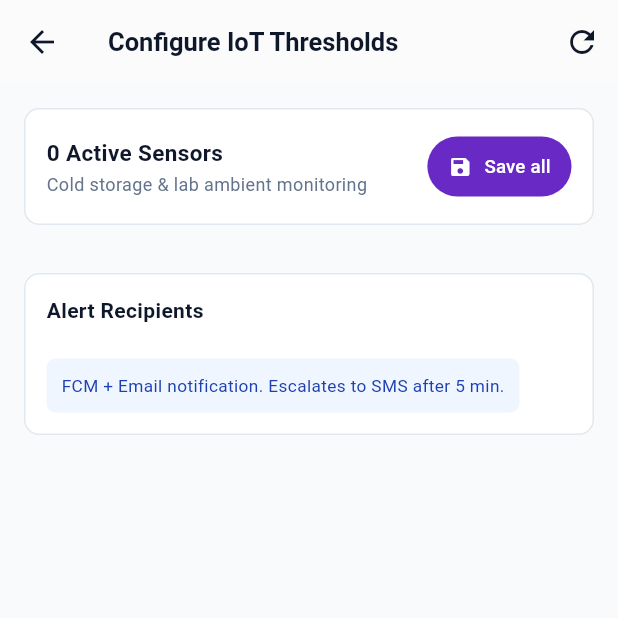
After one commit to BMS-SEP490-20/bms-mobile-app, a Flutter app: the ConfigureIotThresholdsScreen screen opened by its route, on a phone screen of 412 x 824 dp, the top half of it. The commit adds this screen. Run offline on Flutter 3.47's test engine with Material 3 defaults, Android fonts, the phone set to English and light mode, and no system bars; our stand-ins replace qr_flutter, shared_preferences; accounts and stored records are empty; network calls fail.

Commit message:
feat(iot): implement configure IoT thresholds screen, repository, and routes (UC67 / I3-060)

```diff
--- /dev/null
+++ b/lib/features/dashboard/data/iot_threshold_repository.dart
@@ -0,0 +1,108 @@
+import 'dart:convert';
+import 'package:http/http.dart' as http;
+import '../../../services/bms_auth.dart';
+import '../models/iot_threshold_model.dart';
+
+/// Repository for IoT environmental monitoring thresholds (UC67 / Configure IoT Thresholds).
+class IotThresholdRepository {
+  final String? baseUrlOverride;
+
+  IotThresholdRepository({this.baseUrlOverride});
+
+  List<String> get _bases {
+    if (baseUrlOverride != null && baseUrlOverride!.isNotEmpty) {
+      return [baseUrlOverride!];
+    }
+    return const [
+      apiBaseUrl,
+      'http://10.0.2.2:5000',
+    ];
+  }
+
+  Map<String, String> get _headers {
+    final token = BmsAuth.accessToken;
+    return {
+      'Content-Type': 'application/json',
+      'Accept': 'application/json',
+      if (token != null && token.isNotEmpty) 'Authorization': 'Bearer $token',
+    };
+  }
+
+  /// Fetches summary of all IoT thresholds and recipients.
+  Future<IotConfigSummaryModel?> fetchSummary() async {
+    for (final base in _bases) {
+      try {
+        final res = await http
+            .get(
+              Uri.parse('$base/api/iot/thresholds'),
+              headers: _headers,
+            )
+            .timeout(const Duration(seconds: 10));
+
+        if (res.statusCode == 200) {
+          final data = jsonDecode(res.body);
+          if (data['data'] != null) {
+            return IotConfigSummaryModel.fromJson(data['data']);
+          }
+        }
+      } catch (_) {
+        // Fallback
+      }
+    }
+    return null;
+  }
+
+  /// Batch updates multiple IoT thresholds.
+  Future<bool> batchUpdateThresholds(List<IotThresholdModel> thresholds) async {
+    final payload = jsonEncode({
+      'devices': thresholds
+          .map((t) => {
+                'deviceId': t.deviceId,
+                'lowAlert': t.lowAlert,
+                'highAlert': t.highAlert,
+                'intervalSeconds': t.intervalSeconds,
+              })
+          .toList(),
+    });
+
+    for (final base in _bases) {
+      try {
+        final res = await http
+            .post(
+              Uri.parse('$base/api/iot/thresholds/batch'),
+              headers: _headers,
+              body: payload,
+            )
+            .timeout(const Duration(seconds: 10));
+
+        if (res.statusCode == 200) {
+          return true;
+        }
+      } catch (_) {
+        // Fallback
+      }
+    }
+    return false;
+  }
+
+  /// Resets thresholds to regulatory defaults.
+  Future<bool> resetDefaults() async {
+    for (final base in _bases) {
+      try {
+        final res = await http
+            .post(
+              Uri.parse('$base/api/iot/thresholds/reset-defaults'),
+              headers: _headers,
+            )
+            .timeout(const Duration(seconds: 10));
+
+        if (res.statusCode == 200) {
+          return true;
+        }
+      } catch (_) {
+        // Fallback
+      }
+    }
+    return false;
+  }
+}
--- /dev/null
+++ b/lib/features/dashboard/models/iot_threshold_model.dart
@@ -0,0 +1,118 @@
+/// IoT Device Telemetry Alert Threshold model (UC67 / Configure IoT Thresholds).
+class IotThresholdModel {
+  final String deviceId;
+  final String deviceName;
+  final String location;
+  final String sensorType; // 'Temperature' | 'Humidity'
+  final String unit; // '°C' | '%'
+  double lowAlert;
+  double highAlert;
+  int intervalSeconds;
+  final String status;
+  final String updatedBy;
+
+  IotThresholdModel({
+    required this.deviceId,
+    required this.deviceName,
+    required this.location,
+    required this.sensorType,
+    required this.unit,
+    required this.lowAlert,
+    required this.highAlert,
+    required this.intervalSeconds,
+    this.status = 'Active',
+    this.updatedBy = 'Manager',
+  });
+
+  factory IotThresholdModel.fromJson(Map<String, dynamic> json) {
+    return IotThresholdModel(
+      deviceId: json['deviceId'] ?? json['DeviceId'] ?? '',
+      deviceName: json['deviceName'] ?? json['DeviceName'] ?? '',
+      location: json['location'] ?? json['Location'] ?? '',
+      sensorType: json['sensorType'] ?? json['SensorType'] ?? 'Temperature',
+      unit: json['unit'] ?? json['Unit'] ?? '°C',
+      lowAlert: (json['lowAlert'] ?? json['LowAlert'] ?? 0.0).toDouble(),
+      highAlert: (json['highAlert'] ?? json['HighAlert'] ?? 0.0).toDouble(),
+      intervalSeconds: (json['intervalSeconds'] ?? json['IntervalSeconds'] ?? 60).toInt(),
+      status: json['status'] ?? json['Status'] ?? 'Active',
+      updatedBy: json['updatedBy'] ?? json['UpdatedBy'] ?? 'Manager',
+    );
+  }
+
+  Map<String, dynamic> toJson() => {
+    'deviceId': deviceId,
+    'deviceName': deviceName,
+    'location': location,
+    'sensorType': sensorType,
+    'unit': unit,
+    'lowAlert': lowAlert,
+    'highAlert': highAlert,
+    'intervalSeconds': intervalSeconds,
+    'status': status,
+    'updatedBy': updatedBy,
+  };
+}
+
+/// IoT Alert Recipient model.
+class IotAlertRecipientModel {
+  final String id;
+  final String fullName;
+  final String role;
+  final String email;
+  final String phone;
+  final List<String> channels;
+  final bool isActive;
+
+  IotAlertRecipientModel({
+    required this.id,
+    required this.fullName,
+    required this.role,
+    required this.email,
+    required this.phone,
+    required this.channels,
+    this.isActive = true,
+  });
+
+  factory IotAlertRecipientModel.fromJson(Map<String, dynamic> json) {
+    var rawChannels = json['channels'] ?? json['Channels'] as List? ?? ['Push', 'Email'];
+    return IotAlertRecipientModel(
+      id: json['id'] ?? json['Id'] ?? '',
+      fullName: json['fullName'] ?? json['FullName'] ?? '',
+      role: json['role'] ?? json['Role'] ?? '',
+      email: json['email'] ?? json['Email'] ?? '',
+      phone: json['phone'] ?? json['Phone'] ?? '',
+      channels: rawChannels.map((c) => c.toString()).toList(),
+      isActive: json['isActive'] ?? json['IsActive'] ?? true,
+    );
+  }
+}
+
+/// Summary Packet model for IoT configurations.
+class IotConfigSummaryModel {
+  final int totalDevices;
+  final int totalRules;
+  final List<IotThresholdModel> thresholds;
+  final List<IotAlertRecipientModel> recipients;
+  final String escalationPolicy;
+
+  IotConfigSummaryModel({
+    required this.totalDevices,
+    required this.totalRules,
+    required this.thresholds,
+    required this.recipients,
+    required this.escalationPolicy,
+  });
+
+  factory IotConfigSummaryModel.fromJson(Map<String, dynamic> json) {
+    var rawThresholds = json['thresholds'] ?? json['Thresholds'] as List? ?? [];
+    var rawRecipients = json['recipients'] ?? json['Recipients'] as List? ?? [];
+
+    return IotConfigSummaryModel(
+      totalDevices: json['totalDevices'] ?? json['TotalDevices'] ?? 0,
+      totalRules: json['totalRules'] ?? json['TotalRules'] ?? 0,
+      thresholds: rawThresholds.map((t) => IotThresholdModel.fromJson(t)).toList(),
+      recipients: rawRecipients.map((r) => IotAlertRecipientModel.fromJson(r)).toList(),
+      escalationPolicy: json['escalationPolicy'] ?? json['EscalationPolicy'] ?? '',
+    );
+  }
+}
--- /dev/null
+++ b/lib/features/dashboard/presentation/screens/configure_iot_thresholds_screen.dart
@@ -0,0 +1,321 @@
+import 'package:flutter/material.dart';
+import '../../data/iot_threshold_repository.dart';
+import '../../models/iot_threshold_model.dart';
+
+/// UC67 — Configure IoT Thresholds (Mobile)
+/// Manager mobile screen for setting IoT environmental telemetry alert thresholds.
+class ConfigureIotThresholdsScreen extends StatefulWidget {
+  const ConfigureIotThresholdsScreen({super.key});
+
+  @override
+  State<ConfigureIotThresholdsScreen> createState() => _ConfigureIotThresholdsScreenState();
+}
+
+class _ConfigureIotThresholdsScreenState extends State<ConfigureIotThresholdsScreen> {
+  final IotThresholdRepository _repository = IotThresholdRepository();
+  IotConfigSummaryModel? _summary;
+  List<IotThresholdModel> _thresholds = [];
+  bool _isLoading = true;
+  bool _isSaving = false;
+  String? _errorMessage;
+
+  @override
+  void initState() {
+    super.initState();
+    _loadData();
+  }
+
+  Future<void> _loadData() async {
+    setState(() {
+      _isLoading = true;
+      _errorMessage = null;
+    });
+
+    try {
+      final summary = await _repository.fetchSummary();
+      if (mounted) {
+        setState(() {
+          _summary = summary;
+          _thresholds = summary?.thresholds ?? [];
+          _isLoading = false;
+        });
+      }
+    } catch (_) {
+      if (mounted) {
+        setState(() {
+          _errorMessage = 'Failed to load IoT thresholds.';
+          _isLoading = false;
+        });
+      }
+    }
+  }
+
+  Future<void> _handleSaveAll() async {
+    setState(() => _isSaving = true);
+    try {
+      final success = await _repository.batchUpdateThresholds(_thresholds);
+      if (mounted) {
+        setState(() => _isSaving = false);
+        ScaffoldMessenger.of(context).showSnackBar(
+          SnackBar(
+            backgroundColor: success ? const Color(0xFF16A34A) : Colors.redAccent,
+            content: Text(success ? 'All IoT thresholds saved successfully!' : 'Failed to save thresholds.'),
+          ),
+        );
+      }
+    } catch (_) {
+      if (mounted) {
+        setState(() => _isSaving = false);
+      }
+    }
+  }
+
+  Future<void> _handleResetDefaults() async {
+    final confirm = await showDialog<bool>(
+      context: context,
+      builder: (ctx) => AlertDialog(
+        title: const Text('Reset Defaults'),
+        content: const Text('Restore all IoT sensor thresholds to standard laboratory regulatory boundaries?'),
+        actions: [
+          TextButton(onPressed: () => Navigator.pop(ctx, false), child: const Text('Cancel')),
+          FilledButton(onPressed: () => Navigator.pop(ctx, true), child: const Text('Reset')),
+        ],
+      ),
+    );
+
+    if (confirm == true) {
+      setState(() => _isLoading = true);
+      await _repository.resetDefaults();
+      await _loadData();
+    }
+  }
+
+  @override
+  Widget build(BuildContext context) {
+    return Scaffold(
+      backgroundColor: const Color(0xFFF8FAFC),
+      appBar: AppBar(
+        title: const Text(
+          'Configure IoT Thresholds',
+          style: TextStyle(fontSize: 17, fontWeight: FontWeight.bold, color: Color(0xFF0F172A)),
+        ),
+        backgroundColor: Colors.white,
+        foregroundColor: const Color(0xFF0F172A),
+        elevation: 0.5,
+        actions: [
+          IconButton(
+            icon: const Icon(Icons.refresh),
+            tooltip: 'Reset defaults',
+            onPressed: _handleResetDefaults,
+          ),
+        ],
+      ),
+      body: _isLoading
+          ? const Center(child: CircularProgressIndicator(color: Color(0xFF6929C4)))
+          : _errorMessage != null
+              ? Center(child: Text(_errorMessage!))
+              : SingleChildScrollView(
+                  padding: const EdgeInsets.all(16.0),
+                  child: Column(
+                    crossAxisAlignment: CrossAxisAlignment.stretch,
+                    children: [
+                      // Overview Banner
+                      Container(
+                        padding: const EdgeInsets.all(14),
+                        decoration: BoxDecoration(
+                          color: Colors.white,
+                          borderRadius: BorderRadius.circular(10),
+                          border: Border.all(color: const Color(0xFFE2E8F0)),
+                        ),
+                        child: Row(
+                          mainAxisAlignment: MainAxisAlignment.spaceBetween,
+                          children: [
+                            Column(
+                              crossAxisAlignment: CrossAxisAlignment.start,
+                              children: [
+                                Text(
+                                  '${_thresholds.length} Active Sensors',
+                                  style: const TextStyle(fontSize: 15, fontWeight: FontWeight.bold, color: Color(0xFF0F172A)),
+                                ),
+                                const SizedBox(height: 2),
+                                const Text('Cold storage & lab ambient monitoring', style: TextStyle(fontSize: 12, color: Color(0xFF64748B))),
+                              ],
+                            ),
+                            FilledButton.icon(
+                              onPressed: _isSaving ? null : _handleSaveAll,
+                              style: FilledButton.styleFrom(
+                                backgroundColor: const Color(0xFF6929C4),
+                                padding: const EdgeInsets.symmetric(horizontal: 14, vertical: 8),
+                              ),
+                              icon: _isSaving
+                                  ? const SizedBox(width: 14, height: 14, child: CircularProgressIndicator(strokeWidth: 2, color: Colors.white))
+                                  : const Icon(Icons.save, size: 16),
+                              label: Text(_isSaving ? 'Saving' : 'Save all', style: const TextStyle(fontSize: 12.5)),
+                            ),
+                          ],
+                        ),
+                      ),
+                      const SizedBox(height: 16),
+
+                      // Device Thresholds List
+                      ..._thresholds.map((device) => _buildDeviceCard(device)),
+
+                      const SizedBox(height: 16),
+
+                      // Alert Recipients Card
+                      Container(
+                        padding: const EdgeInsets.all(14),
+                        decoration: BoxDecoration(
+                          color: Colors.white,
+                          borderRadius: BorderRadius.circular(10),
+                          border: Border.all(color: const Color(0xFFE2E8F0)),
+                        ),
+                        child: Column(
+                          crossAxisAlignment: CrossAxisAlignment.start,
+                          children: [
+                            const Text(
+                              'Alert Recipients',
+                              style: TextStyle(fontSize: 14, fontWeight: FontWeight.bold, color: Color(0xFF0F172A)),
+                            ),
+                            const SizedBox(height: 10),
+                            Wrap(
+                              spacing: 8,
+                              runSpacing: 8,
+                              children: (_summary?.recipients ?? []).map((r) {
+                                return Chip(
+                                  avatar: const Icon(Icons.person, size: 16, color: Color(0xFF0284C7)),
+                                  label: Text('${r.fullName} (${r.role})', style: const TextStyle(fontSize: 12)),
+                                  backgroundColor: const Color(0xFFF1F5F9),
+                                );
+                              }).toList(),
+                            ),
+                            const SizedBox(height: 12),
+                            Container(
+                              padding: const EdgeInsets.all(10),
+                              decoration: BoxDecoration(
+                                color: const Color(0xFFEFF6FF),
+                                borderRadius: BorderRadius.circular(6),
+                              ),
+                              child: Text(
+                                _summary?.escalationPolicy ?? 'FCM + Email notification. Escalates to SMS after 5 min.',
+                                style: const TextStyle(fontSize: 11.5, color: Color(0xFF1E40AF)),
+                              ),
+                            ),
+                          ],
+                        ),
+                      ),
+                      const SizedBox(height: 24),
+                    ],
+                  ),
+                ),
+    );
+  }
+
+  Widget _buildDeviceCard(IotThresholdModel device) {
+    final isTemp = device.sensorType == 'Temperature';
+
+    return Container(
+      margin: const EdgeInsets.only(bottom: 12),
+      padding: const EdgeInsets.all(14),
+      decoration: BoxDecoration(
+        color: Colors.white,
+        borderRadius: BorderRadius.circular(10),
+        border: Border.all(color: const Color(0xFFE2E8F0)),
+      ),
+      child: Column(
+        crossAxisAlignment: CrossAxisAlignment.start,
+        children: [
+          Row(
+            mainAxisAlignment: MainAxisAlignment.spaceBetween,
+            children: [
+              Row(
+                children: [
+                  Text(
+                    device.deviceId,
+                    style: const TextStyle(fontSize: 14, fontWeight: FontWeight.bold, fontFamily: 'monospace', color: Color(0xFF0284C7)),
+                  ),
+                  const SizedBox(width: 8),
+                  Text(
+                    device.location,
+                    style: const TextStyle(fontSize: 13, fontWeight: FontWeight.w600, color: Color(0xFF334155)),
+                  ),
+                ],
+              ),
+              Container(
+                padding: const EdgeInsets.symmetric(horizontal: 7, vertical: 2.5),
+                decoration: BoxDecoration(
+                  color: isTemp ? const Color(0xFFE0F2FE) : const Color(0xFFF3E8FF),
+                  borderRadius: BorderRadius.circular(10),
+                ),
+                child: Text(
+                  isTemp ? 'Temp' : 'Humidity',
+                  style: TextStyle(
+                    fontSize: 10,
+                    fontWeight: FontWeight.bold,
+                    color: isTemp ? const Color(0xFF0369A1) : const Color(0xFF7E22CE),
+                  ),
+                ),
+              ),
+            ],
+          ),
+          const SizedBox(height: 12),
+          Row(
+            children: [
+              Expanded(
+                child: TextFormField(
+                  initialValue: device.lowAlert.toString(),
+                  keyboardType: const TextInputType.numberWithOptions(decimal: true, signed: true),
+                  decoration: InputDecoration(
+                    labelText: 'Low Alert',
+                    suffixText: device.unit,
+                    isDense: true,
+                    border: const OutlineInputBorder(),
+                  ),
+                  onChanged: (val) {
+                    final d = double.tryParse(val);
+                    if (d != null) device.lowAlert = d;
+                  },
+                ),
+              ),
+              const SizedBox(width: 10),
+              Expanded(
+                child: TextFormField(
+                  initialValue: device.highAlert.toString(),
+                  keyboardType: const TextInputType.numberWithOptions(decimal: true, signed: true),
+                  decoration: InputDecoration(
+                    labelText: 'High Alert',
+                    suffixText: device.unit,
+                    isDense: true,
+                    border: const OutlineInputBorder(),
+                  ),
+                  onChanged: (val) {
+                    final d = double.tryParse(val);
+                    if (d != null) device.highAlert = d;
+                  },
+                ),
+              ),
+              const SizedBox(width: 10),
+              SizedBox(
+                width: 80,
+                child: TextFormField(
+                  initialValue: device.intervalSeconds.toString(),
+                  keyboardType: TextInputType.number,
+                  decoration: const InputDecoration(
+                    labelText: 'Interval',
+                    suffixText: 's',
+                    isDense: true,
+                    border: OutlineInputBorder(),
+                  ),
+                  onChanged: (val) {
+                    final i = int.tryParse(val);
+                    if (i != null) device.intervalSeconds = i;
+                  },
+                ),
+              ),
+            ],
+          ),
+        ],
+      ),
+    );
+  }
+}
--- a/lib/main.dart
+++ b/lib/main.dart
@@ -23,6 +23,7 @@ import 'features/patient/presentation/screens/update_account_screen.dart';
 import 'features/queue/presentation/screens/queue_ticket_screen.dart';
 import 'features/patient/presentation/screens/process_payment_screen.dart';
 import 'features/patient/presentation/screens/export_test_result_screen.dart';
+import 'features/dashboard/presentation/screens/configure_iot_thresholds_screen.dart';
 
 void main() {
   runApp(const BmsMobileApp());
@@ -78,6 +79,8 @@ class BmsMobileApp extends StatelessWidget {
         '/results/export': (context) => const ExportTestResultScreen(),
         '/export-results': (context) => const ExportTestResultScreen(),
         '/patient/results': (context) => const ExportTestResultScreen(),
+        '/iot-thresholds': (context) => const ConfigureIotThresholdsScreen(),
+        '/manager/iot-thresholds': (context) => const ConfigureIotThresholdsScreen(),
       },
     );
   }
```
